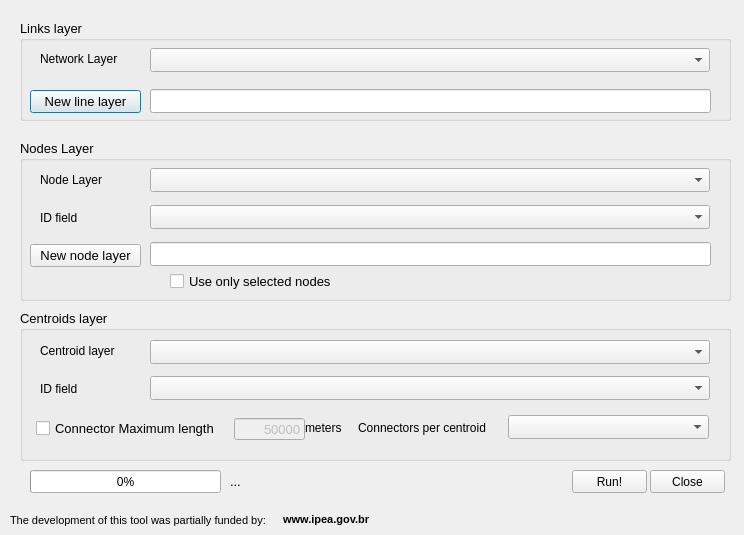
Before: the Qt Designer form forms/Ui_ConnectingCentroids.ui in AequilibraE/qaequilibrae, drawn with Qt 5.
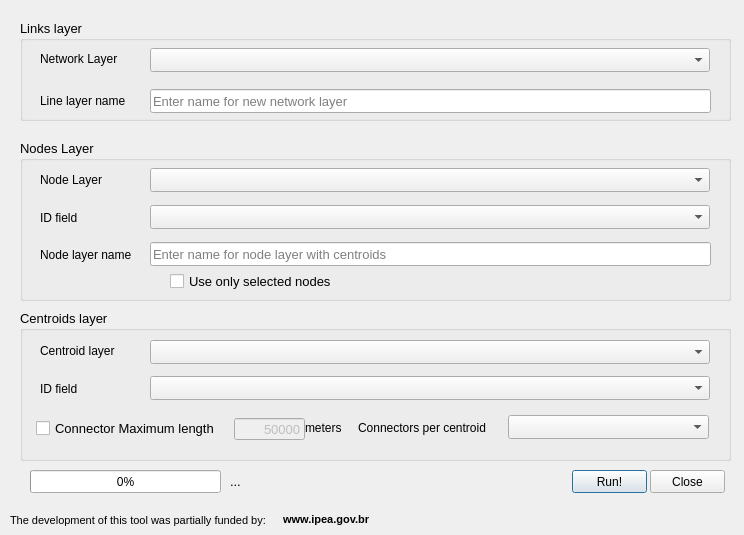
After: the same form once the commit is applied.

Commit message: Fixes band with bandwidth. Centroid addition now generates memory layer

What changed in the file:
```diff
--- a/forms/Ui_ConnectingCentroids.ui
+++ b/forms/Ui_ConnectingCentroids.ui
@@ -250,18 +250,26 @@
     <property name="text">
      <string/>
     </property>
+    <property name="placeholderText">
+     <string>Enter name for new network layer</string>
+    </property>
    </widget>
-   <widget class="QPushButton" name="ChooseLineLayer">
+   <widget class="QLabel" name="label_8">
     <property name="geometry">
      <rect>
-      <x>10</x>
+      <x>20</x>
       <y>70</y>
       <width>111</width>
-      <height>23</height>
+      <height>22</height>
      </rect>
     </property>
+    <property name="font">
+     <font>
+      <pointsize>9</pointsize>
+     </font>
+    </property>
     <property name="text">
-     <string>New line layer</string>
+     <string>Line layer name</string>
     </property>
    </widget>
   </widget>
@@ -408,18 +416,8 @@
     <property name="text">
      <string/>
     </property>
-   </widget>
-   <widget class="QPushButton" name="ChooseNodeLayer">
-    <property name="geometry">
-     <rect>
-      <x>10</x>
-      <y>104</y>
-      <width>111</width>
-      <height>23</height>
-     </rect>
-    </property>
-    <property name="text">
-     <string>New node layer</string>
+    <property name="placeholderText">
+     <string>Enter name for node layer with centroids</string>
     </property>
    </widget>
    <widget class="QCheckBox" name="SelectedNodes">
@@ -468,6 +466,24 @@
      <string>ID field</string>
     </property>
    </widget>
+   <widget class="QLabel" name="label_9">
+    <property name="geometry">
+     <rect>
+      <x>20</x>
+      <y>104</y>
+      <width>101</width>
+      <height>22</height>
+     </rect>
+    </property>
+    <property name="font">
+     <font>
+      <pointsize>9</pointsize>
+     </font>
+    </property>
+    <property name="text">
+     <string>Node layer name</string>
+    </property>
+   </widget>
   </widget>
   <widget class="QLabel" name="label_16">
    <property name="geometry">
```
The commit also changes 7 other files.
